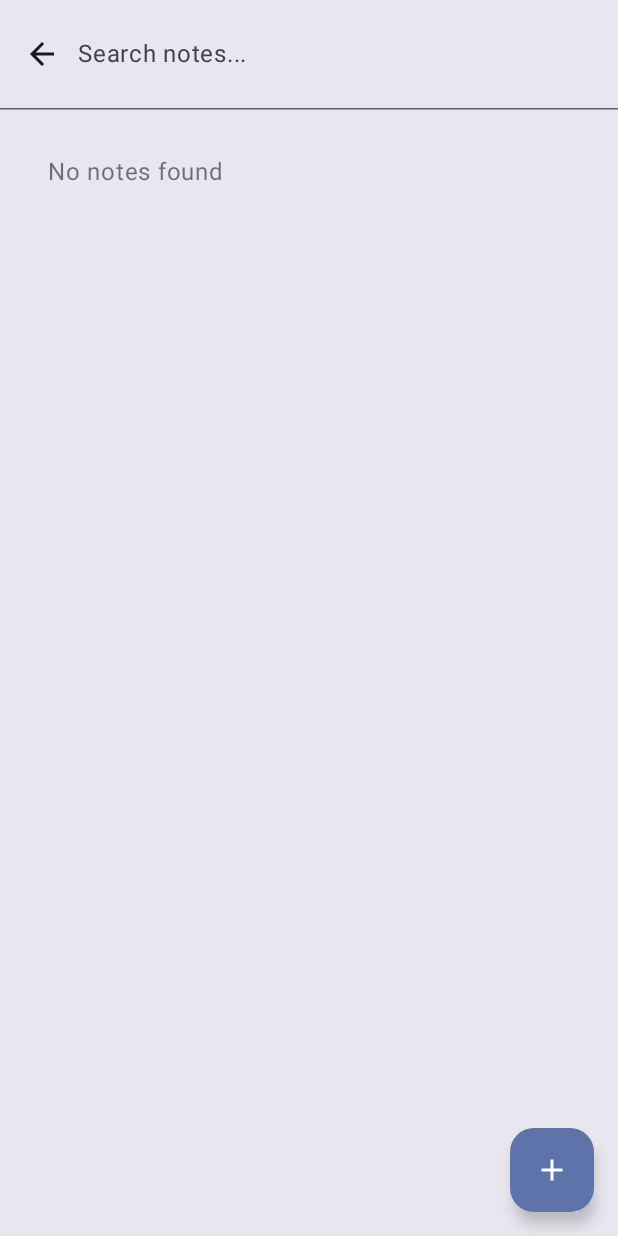
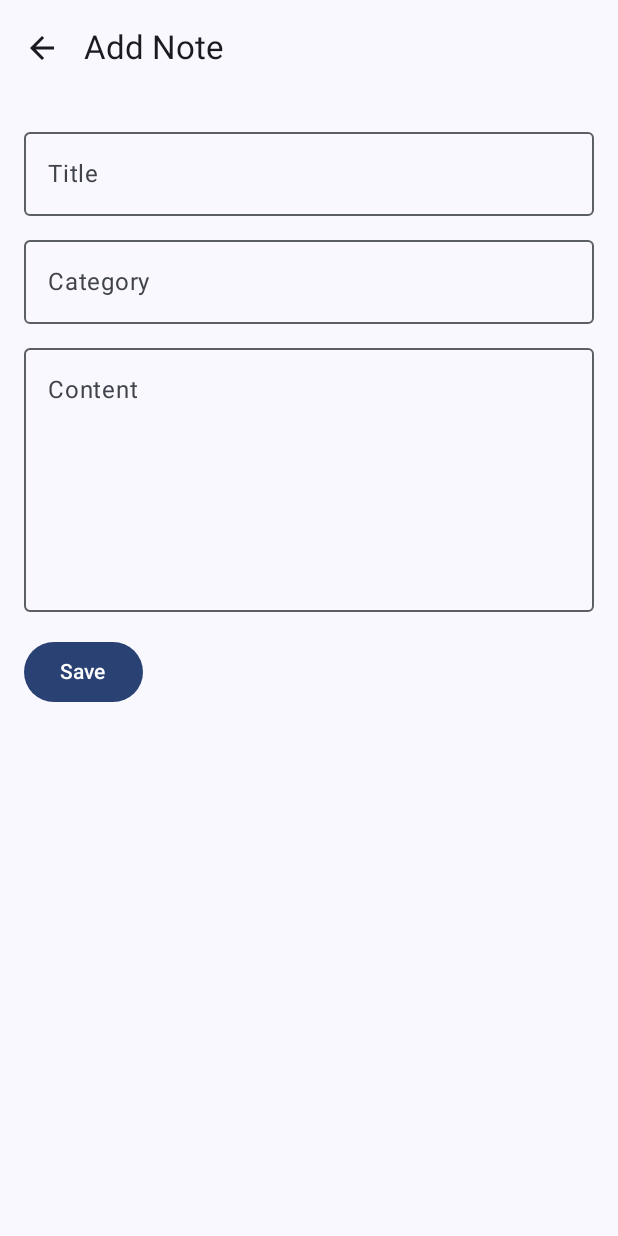
Before and after one commit to Wisdom-05/DeguitANotesApp, an Android app built with Jetpack Compose: the screen it shows after launch (MainActivity), after a tap on "Add Note", on a phone screen of 412 x 824 dp. Run offline under Robolectric (Android 15) with nearby library versions, the phone set to English and light mode, and no system bars; our stand-ins replace Room's generated code; 1 other tap on this screen came first.

Commit message:
Done making ADD, EDIT, and DELETE functions

```diff
--- a/app/src/main/java/ph/edu/comteq/notetakingapp/MainActivity.kt
+++ b/app/src/main/java/ph/edu/comteq/notetakingapp/MainActivity.kt
@@ -6,6 +6,7 @@ import androidx.activity.ComponentActivity
 import androidx.activity.compose.setContent
 import androidx.activity.enableEdgeToEdge
 import androidx.activity.viewModels
+import androidx.compose.foundation.clickable
 import androidx.compose.foundation.layout.Column
 import androidx.compose.foundation.layout.PaddingValues
 import androidx.compose.foundation.layout.fillMaxSize
@@ -21,6 +22,9 @@ import androidx.compose.material.icons.filled.Search
 import androidx.compose.material3.Card
 import androidx.compose.material3.CardDefaults
 import androidx.compose.material3.ExperimentalMaterial3Api
+import androidx.compose.material3.Button
+import androidx.compose.material3.OutlinedTextField
+import androidx.compose.material3.TextButton
 import androidx.compose.material3.FloatingActionButton
 import androidx.compose.material3.Icon
 import androidx.compose.material3.IconButton
@@ -31,12 +35,14 @@ import androidx.compose.material3.SearchBarDefaults
 import androidx.compose.material3.Text
 import androidx.compose.material3.TopAppBar
 import androidx.compose.runtime.Composable
+import androidx.compose.runtime.LaunchedEffect
 import androidx.compose.runtime.collectAsState
 import androidx.compose.runtime.getValue
 import androidx.compose.runtime.mutableStateOf
 import androidx.compose.runtime.remember
 import androidx.compose.runtime.setValue
 import androidx.compose.ui.Modifier
+import androidx.compose.ui.text.style.TextOverflow
 import androidx.compose.ui.text.font.FontWeight
 import androidx.compose.ui.tooling.preview.Preview
 import androidx.compose.ui.unit.dp
@@ -44,6 +50,10 @@ import androidx.compose.ui.unit.sp
 import androidx.compose.foundation.layout.ExperimentalLayoutApi
 import androidx.compose.foundation.layout.FlowRow
 import androidx.compose.material3.SuggestionChip
+import androidx.compose.foundation.layout.Row
+import androidx.compose.foundation.layout.Spacer
+import androidx.compose.foundation.layout.height
+import androidx.compose.foundation.layout.width
 import ph.edu.comteq.notetakingapp.ui.theme.NoteTakingAppTheme
 
 class MainActivity : ComponentActivity() {
@@ -59,10 +69,26 @@ class MainActivity : ComponentActivity() {
                 var isSearchActive by remember { mutableStateOf(false) }
                 val notes by viewModel.allNotes.collectAsState(initial = emptyList())
 
+                // simple in-file navigation between list and editor
+                var editorNoteId by remember { mutableStateOf<Int?>(null) }
+
                 Scaffold(
                     modifier = Modifier.fillMaxSize(),
                     topBar = {
-                        if(isSearchActive){
+                        if(editorNoteId != null){
+                            TopAppBar(
+                                title = { Text(if (editorNoteId == 0) "Add Note" else "Edit Note") },
+                                navigationIcon = {
+                                    IconButton(onClick = { editorNoteId = null }) {
+                                        Icon(
+                                            Icons.AutoMirrored.Filled.ArrowBack,
+                                            contentDescription = "Back"
+                                        )
+                                    }
+                                }
+                            )
+                        }
+                        else if(isSearchActive){
                             //search mode
                             SearchBar(
                                 modifier = Modifier.fillMaxWidth(),
@@ -156,15 +182,27 @@ class MainActivity : ComponentActivity() {
                         }
                     },
                     floatingActionButton = {
-                        FloatingActionButton(onClick = { /* TODO: open add note screen */ }) {
-                            Icon(Icons.Filled.Add, contentDescription = "Add Note")
+                        if(editorNoteId == null){
+                            FloatingActionButton(onClick = { editorNoteId = 0 }) {
+                                Icon(Icons.Filled.Add, contentDescription = "Add Note")
+                            }
                         }
                     }
                 ) { innerPadding ->
-                    NotesListScreen(
-                        viewModel = viewModel,
-                        modifier = Modifier.padding(innerPadding)
-                    )
+                    if(editorNoteId != null){
+                        EditNoteScreen(
+                            viewModel = viewModel,
+                            noteId = editorNoteId,
+                            onDone = { editorNoteId = null },
+                            modifier = Modifier.padding(innerPadding)
+                        )
+                    } else {
+                        NotesListScreen(
+                            viewModel = viewModel,
+                            onNoteClick = { noteId -> editorNoteId = noteId },
+                            modifier = Modifier.padding(innerPadding)
+                        )
+                    }
                 }
             }
         }
@@ -172,12 +210,12 @@ class MainActivity : ComponentActivity() {
 }
 
 @Composable
-fun NotesListScreen(viewModel: NoteViewModel, modifier: Modifier = Modifier) {
+fun NotesListScreen(viewModel: NoteViewModel, onNoteClick: (Int) -> Unit, modifier: Modifier = Modifier) {
     val notesWithTags by viewModel.allNotesWithTags.collectAsState(initial = emptyList())
 
     LazyColumn(modifier = modifier) {
         items(notesWithTags) { note ->
-            NoteCard(note = note.note, tags = note.tags)
+            NoteCard(note = note.note, tags = note.tags, onClick = { onNoteClick(note.note.id) })
         }
     }
 }
@@ -187,12 +225,14 @@ fun NotesListScreen(viewModel: NoteViewModel, modifier: Modifier = Modifier) {
 fun NoteCard(
     note: Note,
     tags: List<Tag> = emptyList(),
-    modifier: Modifier = Modifier
+    modifier: Modifier = Modifier,
+    onClick: () -> Unit = {}
 ){
     Card(
         modifier = modifier
             .padding(8.dp)
-            .fillMaxWidth(),
+            .fillMaxWidth()
+            .clickable { onClick() },
         elevation = CardDefaults.cardElevation(2.dp)
     ) {
         Column(
@@ -209,7 +249,9 @@ fun NoteCard(
             Text(
                 text = note.title,
                 fontSize = 20.sp,
-                fontWeight = FontWeight.Bold
+                fontWeight = FontWeight.Bold,
+                maxLines = 1,
+                overflow = TextOverflow.Ellipsis
             )
             if(tags.isNotEmpty()){
                 FlowRow(
@@ -226,11 +268,109 @@ fun NoteCard(
     }
 }
 
+@Composable
+fun EditNoteScreen(
+    viewModel: NoteViewModel,
+    noteId: Int?,
+    onDone: () -> Unit,
+    modifier: Modifier = Modifier
+){
+    var title by remember { mutableStateOf("") }
+    var content by remember { mutableStateOf("") }
+    var category by remember { mutableStateOf("") }
+    var originalCreatedAt by remember { mutableStateOf<Long?>(null) }
+
+    LaunchedEffect(noteId) {
+        if(noteId != null && noteId != 0){
+            val existing = viewModel.getNoteById(noteId)
+            if(existing != null){
+                title = existing.title
+                content = existing.content
+                category = existing.category
+                originalCreatedAt = existing.createdAt
+            }
+        }
+    }
+
+    Column(modifier = modifier.padding(16.dp)) {
+        OutlinedTextField(
+            value = title,
+            onValueChange = { title = it },
+            label = { Text("Title") },
+            modifier = Modifier.fillMaxWidth()
+        )
+        Spacer(modifier = Modifier.height(8.dp))
+        OutlinedTextField(
+            value = category,
+            onValueChange = { category = it },
+            label = { Text("Category") },
+            modifier = Modifier.fillMaxWidth()
+        )
+        Spacer(modifier = Modifier.height(8.dp))
+        OutlinedTextField(
+            value = content,
+            onValueChange = { content = it },
+            label = { Text("Content") },
+            modifier = Modifier.fillMaxWidth(),
+            minLines = 6
+        )
+        Spacer(modifier = Modifier.height(16.dp))
+        Row {
+            Button(onClick = {
+                if(title.isNotBlank() || content.isNotBlank()){
+                    val now = System.currentTimeMillis()
+                    if(noteId != null && noteId != 0){
+                        viewModel.update(
+                            Note(
+                                id = noteId,
+                                title = title,
+                                content = content,
+                                category = category,
+                                createdAt = originalCreatedAt ?: now,
+                                updatedAt = now
+                            )
+                        )
+                    } else {
+                        viewModel.insert(
+                            Note(
+                                title = title,
+                                content = content,
+                                category = category
+                            )
+                        )
+                    }
+                    onDone()
+                } else {
+                    onDone()
+                }
+            }) {
+                Text("Save")
+            }
+            Spacer(modifier = Modifier.width(8.dp))
+            if(noteId != null && noteId != 0){
+                TextButton(onClick = {
+                    viewModel.delete(
+                        Note(
+                            id = noteId,
+                            title = title,
+                            content = content,
+                            category = category
+                        )
+                    )
+                    onDone()
+                }) {
+                    Text("Delete")
+                }
+            }
+        }
+    }
+}
+
 
 @Preview(showBackground = true)
 @Composable
 fun PreviewNotesListScreen() {
     NoteTakingAppTheme {
-        NotesListScreen(viewModel = NoteViewModel(Application()))
+        NotesListScreen(viewModel = NoteViewModel(Application()), onNoteClick = {})
     }
 }
```
